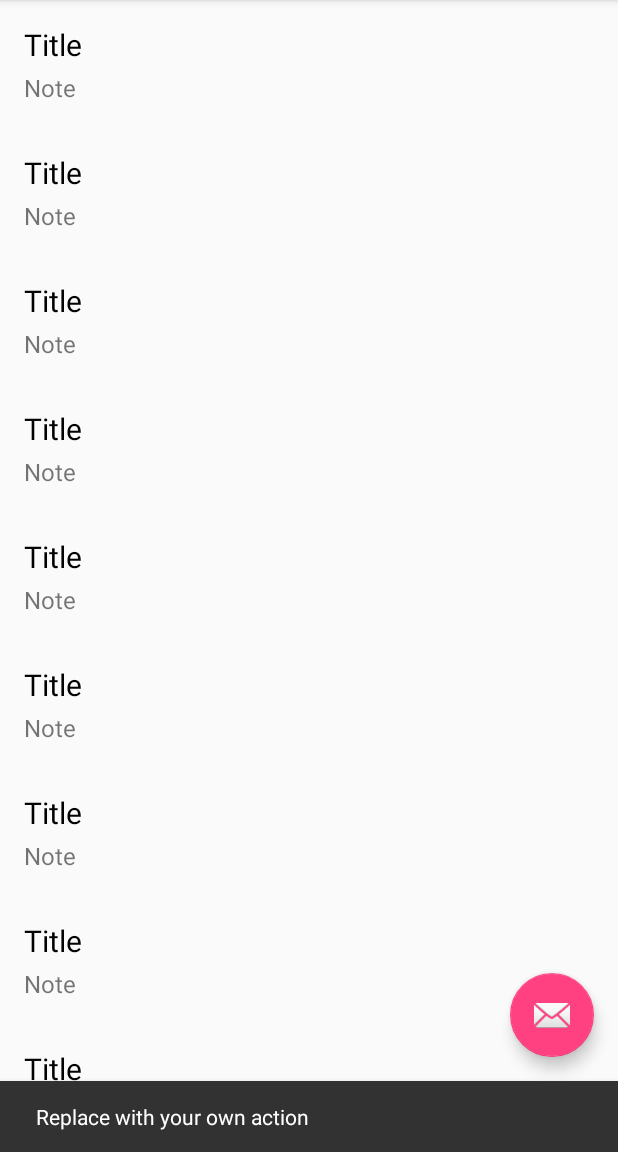
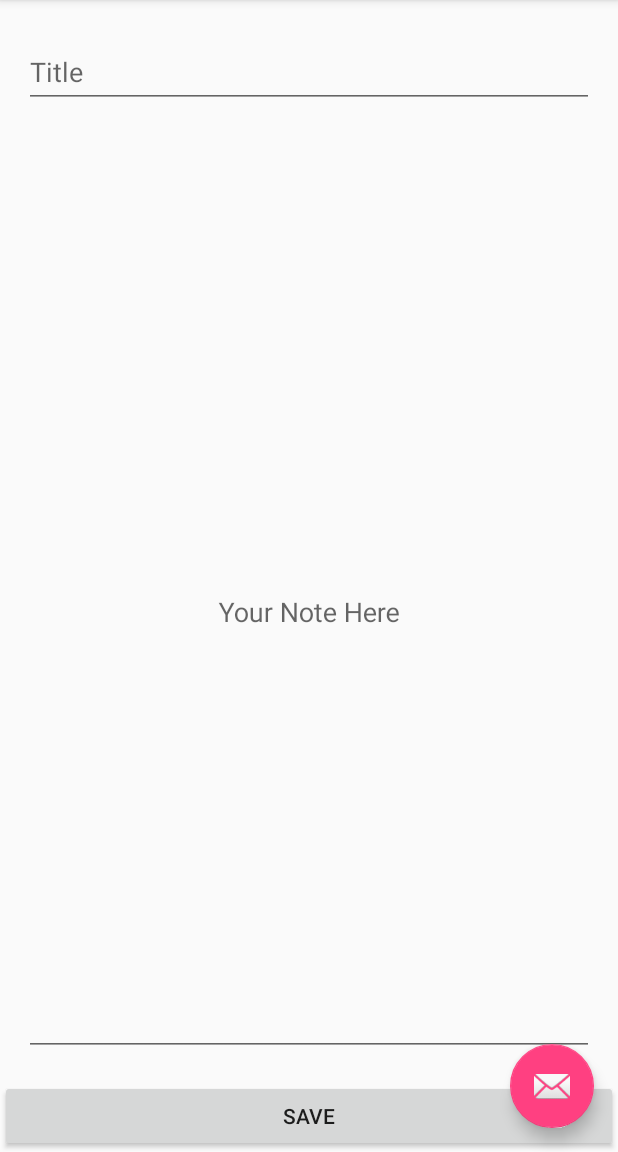
Before and after one commit to samagra14/Notepad, an Android app: the screen it shows after launch (MainActivity), after a tap on an icon or button, on a phone screen of 412 x 824 dp, the part 84-1236 px from its top. Run offline under Robolectric (Android 15) with nearby library versions, the phone set to English and light mode, and no system bars.

Commit message:
Adding the create note functionality

```diff
--- a/app/src/main/java/com/example/samagra/notepad/MainActivity.java
+++ b/app/src/main/java/com/example/samagra/notepad/MainActivity.java
@@ -2,7 +2,6 @@ package com.example.samagra.notepad;
 
 import android.os.Bundle;
 import android.support.design.widget.FloatingActionButton;
-import android.support.design.widget.Snackbar;
 import android.support.v4.app.FragmentManager;
 import android.support.v7.app.AppCompatActivity;
 import android.support.v7.widget.Toolbar;
@@ -12,6 +11,7 @@ import android.view.View;
 
 public class MainActivity extends AppCompatActivity {
 
+
     @Override
     protected void onCreate(Bundle savedInstanceState) {
         super.onCreate(savedInstanceState);
@@ -19,18 +19,22 @@ public class MainActivity extends AppCompatActivity {
         Toolbar toolbar = (Toolbar) findViewById(R.id.toolbar);
         setSupportActionBar(toolbar);
         NotesListFragment notesListFragment = new NotesListFragment();
-        FragmentManager fragmentManager = getSupportFragmentManager();
+         final NotesContentFragment notesContentFragment = new NotesContentFragment();
+         final FragmentManager fragmentManager = getSupportFragmentManager();
         fragmentManager.beginTransaction()
                 .add(R.id.fragment_container,notesListFragment)
                 .commit();
+
+
 
 
         FloatingActionButton fab = (FloatingActionButton) findViewById(R.id.fab);
         fab.setOnClickListener(new View.OnClickListener() {
             @Override
             public void onClick(View view) {
-                Snackbar.make(view, "Replace with your own action", Snackbar.LENGTH_LONG)
-                        .setAction("Action", null).show();
+                fragmentManager.beginTransaction()
+                        .replace(R.id.fragment_container,notesContentFragment)
+                        .commit();
             }
         });
     }
@@ -41,6 +45,8 @@ public class MainActivity extends AppCompatActivity {
         getMenuInflater().inflate(R.menu.menu_main, menu);
         return true;
     }
+
+
 
     @Override
     public boolean onOptionsItemSelected(MenuItem item) {
--- /dev/null
+++ b/app/src/main/java/com/example/samagra/notepad/NotesContentFragment.java
@@ -0,0 +1,69 @@
+package com.example.samagra.notepad;
+
+import android.content.ContentValues;
+import android.database.sqlite.SQLiteDatabase;
+import android.os.Bundle;
+import android.support.annotation.Nullable;
+import android.support.v4.app.Fragment;
+import android.support.v4.app.FragmentManager;
+import android.view.LayoutInflater;
+import android.view.View;
+import android.view.ViewGroup;
+import android.widget.Button;
+import android.widget.EditText;
+
+/**
+ * Created by samagra on 15/6/17.
+ */
+
+public class NotesContentFragment extends Fragment {
+
+    private EditText titleEditText,contentEditText;
+    private Button saveBtn;
+    private SQLiteDatabase mDb;
+
+    public NotesContentFragment() {
+    }
+
+    @Nullable
+    @Override
+    public View onCreateView(LayoutInflater inflater, @Nullable final ViewGroup container, @Nullable Bundle savedInstanceState) {
+        View view = inflater.inflate(R.layout.fragment_notes_content,container,false);
+        titleEditText =(EditText) view.findViewById(R.id.et_notes_title);
+        contentEditText = (EditText) view.findViewById(R.id.et_notes_content);
+        saveBtn = view.findViewById(R.id.save_btn);
+        NotesDbHelper dbHelper = new NotesDbHelper(getActivity());
+        mDb = dbHelper.getWritableDatabase();
+        final FragmentManager fragmentManager = getActivity().getSupportFragmentManager();
+        final NotesListFragment notesListFragment = new NotesListFragment();
+
+        saveBtn.setOnClickListener(new View.OnClickListener() {
+            @Override
+            public void onClick(View view) {
+                addToNoteList();
+                fragmentManager.beginTransaction().replace(container.getId(),notesListFragment).commit();
+            }
+        });
+
+
+        return view;
+
+    }
+
+
+    private void addToNoteList(){
+        if(titleEditText.getText().toString().length()==0||contentEditText.getText().toString().length()==0)
+            return;
+        addNote(titleEditText.getText().toString(),contentEditText.getText().toString());
+
+    }
+
+
+
+    private long addNote(String title, String text){
+        ContentValues values = new ContentValues();
+        values.put(NoteListContract.NoteListEntry.COLUMN_NOTES_TEXT,text);
+        values.put(NoteListContract.NoteListEntry.COLUMN_NOTES_TITLE,title);
+        return mDb.insert(NoteListContract.NoteListEntry.TABLE_NAME,null, values);
+    }
+}
--- /dev/null
+++ b/app/src/main/java/com/example/samagra/notepad/NotesDbHelper.java
@@ -0,0 +1,40 @@
+package com.example.samagra.notepad;
+
+import android.content.Context;
+import android.database.sqlite.SQLiteDatabase;
+import android.database.sqlite.SQLiteOpenHelper;
+
+/**
+ * Created by samagra on 15/6/17.
+ */
+
+public class NotesDbHelper extends SQLiteOpenHelper {
+    static final String DATABASE_NAME = "Notepad.db";
+    static final int DATABASE_VERSION = 1;
+
+    public NotesDbHelper(Context context) {
+        super(context, DATABASE_NAME, null, DATABASE_VERSION);
+    }
+
+    @Override
+    public void onCreate(SQLiteDatabase sqLiteDatabase) {
+        final String SQL_CREATE_WAITLIST_TABLE = "CREATE TABLE "+
+                NoteListContract.NoteListEntry.TABLE_NAME+" ( "+
+                NoteListContract.NoteListEntry._ID + " INTEGER PRIMARY KEY AUTOINCREMENT, " +
+                NoteListContract.NoteListEntry.COLUMN_USER_NAME +" TEXT, "+
+                NoteListContract.NoteListEntry.COLUMN_NOTES_TITLE + " TEXT NOT NULL, "+
+                NoteListContract.NoteListEntry.COLUMN_NOTES_TEXT + " TEXT NOT NULL, "+
+                NoteListContract.NoteListEntry.COLUMN_TIMESTAMP + " TIMESTAMP DEFAULT CURRENT_TIMESTAMP "+
+                " ); ";
+        sqLiteDatabase.execSQL(SQL_CREATE_WAITLIST_TABLE);
+
+    }
+
+    @Override
+    public void onUpgrade(SQLiteDatabase sqLiteDatabase, int i, int i1) {
+        sqLiteDatabase.execSQL(" DROP TABLE IF EXISTS " + NoteListContract.NoteListEntry.TABLE_NAME);
+        onCreate(sqLiteDatabase);
+
+
+    }
+}
--- a/app/src/main/java/com/example/samagra/notepad/NotesListAdapter.java
+++ b/app/src/main/java/com/example/samagra/notepad/NotesListAdapter.java
@@ -1,7 +1,9 @@
 package com.example.samagra.notepad;
 
 import android.content.Context;
+import android.database.Cursor;
 import android.support.v7.widget.RecyclerView;
+import android.util.Log;
 import android.view.LayoutInflater;
 import android.view.View;
 import android.view.ViewGroup;
@@ -13,10 +15,10 @@ import android.widget.TextView;
 
 public class NotesListAdapter extends RecyclerView.Adapter<NotesListAdapter.NotesViewHolder> {
 
-    private int mNumberItems;
+    private Cursor mCursor;
 
-    public NotesListAdapter(int mNumberItems) {
-        this.mNumberItems = mNumberItems;
+    public NotesListAdapter(Cursor cursor) {
+        this.mCursor = cursor;
     }
 
     @Override
@@ -25,21 +27,33 @@ public class NotesListAdapter extends RecyclerView.Adapter<NotesListAdapter.Note
         LayoutInflater inflater = LayoutInflater.from(context);
         View view = inflater.inflate(R.layout.notes_list_item,parent,false);
         NotesViewHolder viewHolder = new NotesViewHolder(view);
-        viewHolder.titleTextView.setText("Title");
-        viewHolder.noteTextView.setText("Note");
+        viewHolder.noteTextView.setText("default6");
+        viewHolder.titleTextView.setText("default");
+
+
 
         return viewHolder;
     }
 
     @Override
     public void onBindViewHolder(NotesViewHolder holder, int position) {
+        Log.e("checkBool", String.valueOf(mCursor.getCount()));
+
+        if(!mCursor.moveToPosition(position))
+            return;
+        Log.e("abc",mCursor.getString(mCursor.getColumnIndex(NoteListContract.NoteListEntry.COLUMN_NOTES_TITLE)));
+        Log.e("efg",mCursor.getString(mCursor.getColumnIndex(NoteListContract.NoteListEntry.COLUMN_NOTES_TEXT)));
+        String noteTitle = mCursor.getString(mCursor.getColumnIndex(NoteListContract.NoteListEntry.COLUMN_NOTES_TITLE));
+        String noteContent = mCursor.getString(mCursor.getColumnIndex(NoteListContract.NoteListEntry.COLUMN_NOTES_TEXT));
+        holder.titleTextView.setText(noteTitle);
+        holder.noteTextView.setText(noteContent);
 
     }
 
 
     @Override
     public int getItemCount() {
-        return mNumberItems;
+        return mCursor.getCount();
     }
 
     public class NotesViewHolder extends RecyclerView.ViewHolder{
--- a/app/src/main/java/com/example/samagra/notepad/NotesListFragment.java
+++ b/app/src/main/java/com/example/samagra/notepad/NotesListFragment.java
@@ -1,5 +1,7 @@
 package com.example.samagra.notepad;
 
+import android.database.Cursor;
+import android.database.sqlite.SQLiteDatabase;
 import android.os.Bundle;
 import android.support.annotation.Nullable;
 import android.support.v4.app.Fragment;
@@ -16,20 +18,42 @@ import android.view.ViewGroup;
 public class NotesListFragment extends Fragment {
     private RecyclerView mRecyclerView;
     private NotesListAdapter mAdapter;
+
+    private SQLiteDatabase mDb;
     public NotesListFragment() {
     }
+
 
     @Nullable
     @Override
     public View onCreateView(LayoutInflater inflater, @Nullable ViewGroup container, @Nullable Bundle savedInstanceState) {
         View view = inflater.inflate(R.layout.fragment_notes_list,container,false);
         mRecyclerView = (RecyclerView) view.findViewById(R.id.rv_notes);
-        mAdapter = new NotesListAdapter(25);
+        /**
+         *
+         * Setting up the database
+         */
+        NotesDbHelper dbHelper = new NotesDbHelper(getActivity());
+        mDb = dbHelper.getWritableDatabase();
+        Cursor cursor = getNotes();
+
+        mAdapter = new NotesListAdapter(cursor);
         LinearLayoutManager layoutManager = new LinearLayoutManager(container.getContext());
         mRecyclerView.setLayoutManager(layoutManager);
         mRecyclerView.setHasFixedSize(true);
         mRecyclerView.setAdapter(mAdapter);
 
+
+
         return view;
     }
+    private Cursor getNotes(){
+        return mDb.query(NoteListContract.NoteListEntry.TABLE_NAME,
+                null,
+                null,
+                null,
+                null,
+                null,
+                NoteListContract.NoteListEntry.COLUMN_TIMESTAMP);
+    }
 }
--- /dev/null
+++ b/app/src/main/res/layout/fragment_notes_content.xml
@@ -0,0 +1,34 @@
+<?xml version="1.0" encoding="utf-8"?>
+<LinearLayout xmlns:android="http://schemas.android.com/apk/res/android"
+    android:orientation="vertical"
+    android:layout_width="match_parent"
+    android:layout_height="match_parent">
+    <android.support.design.widget.TextInputLayout
+        android:layout_width="match_parent"
+        android:layout_height="88dp"
+        android:padding="16dp">
+        <EditText
+            android:layout_width="match_parent"
+            android:layout_height="match_parent"
+            android:hint="Title"
+            android:id="@+id/et_notes_title"/>
+    </android.support.design.widget.TextInputLayout>
+    <android.support.design.widget.TextInputLayout
+        android:layout_width="match_parent"
+        android:layout_height="0dp"
+        android:layout_weight="9"
+        android:padding="16dp">
+        <EditText
+            android:id="@+id/et_notes_content"
+            android:layout_width="match_parent"
+            android:layout_height="match_parent"
+            android:hint="Your Note Here"
+            android:gravity="center"/>
+    </android.support.design.widget.TextInputLayout>
+    <Button
+        android:id="@+id/save_btn"
+        android:layout_width="match_parent"
+        android:layout_height="wrap_content"
+        android:text="Save"/>
+
+</LinearLayout>
--- a/app/src/main/res/layout/notes_list_item.xml
+++ b/app/src/main/res/layout/notes_list_item.xml
@@ -4,7 +4,8 @@
     android:layout_width="match_parent"
     android:layout_height="wrap_content"
     xmlns:tools="http://schemas.android.com/tools"
-    android:padding="16dp">
+    android:layout_margin="16dp"
+    android:elevation="4dp">
     <TextView
         android:layout_width="match_parent"
         android:layout_height="wrap_content"
```
Also changed, not shown: app/src/main/java/com/example/samagra/notepad/NoteListContract.java (added, +18 -0 lines), app/src/main/res/layout/fragment_notes_list.xml (+11 -3 lines).
